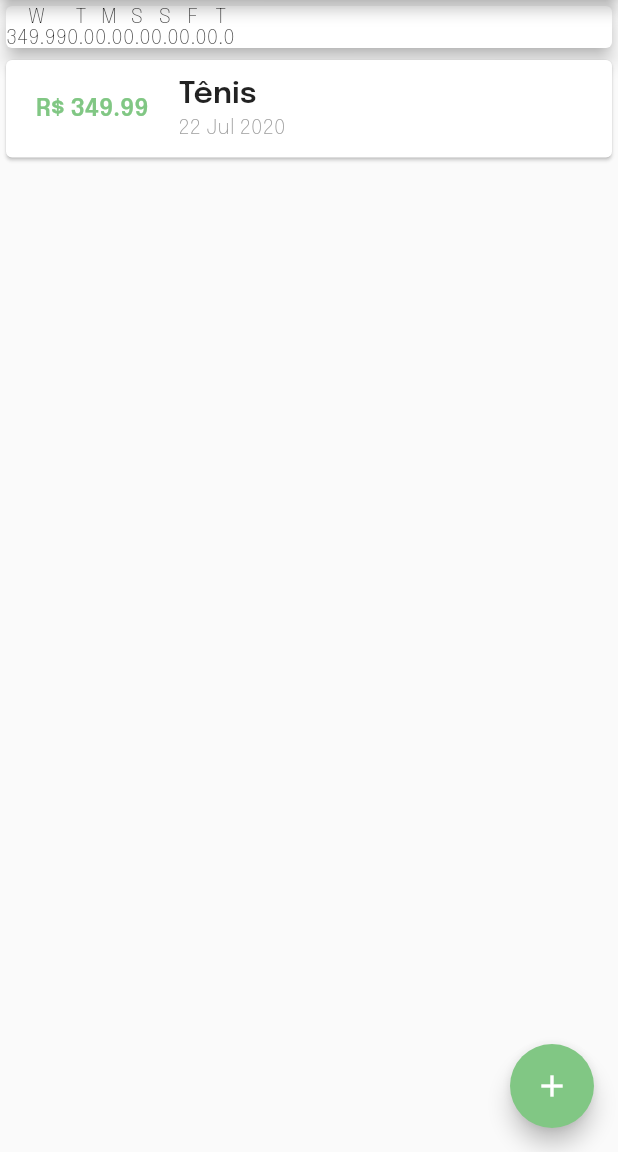
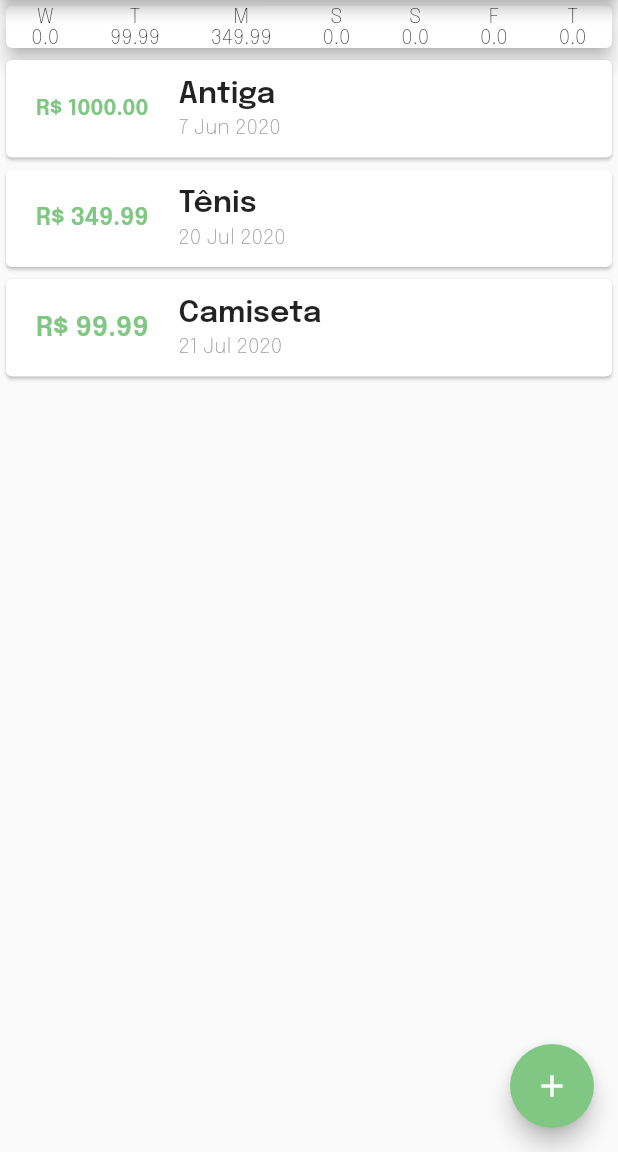
Before and after one commit to kiszewski/ExpensesApp, a Flutter app: the screen it shows after launch, on a phone screen of 412 x 824 dp, the part 84-1236 px from its top. Run offline on Flutter 3.47's test engine with Material 2 defaults, Android fonts, the phone set to English and light mode, and no system bars.

Commit message:
criado getter de transações recentes + testes

```diff
--- a/lib/components/chart.dart
+++ b/lib/components/chart.dart
@@ -12,16 +12,19 @@ class Chart extends StatelessWidget {
       final weekDay = DateTime.now().subtract(Duration(days: index));
 
       double totalSpent = 0.0;
-      if(recentTransactions.length != 0) {
-      recentTransactions.forEach((tr) {
-        bool sameDay = DateFormat.d().format(weekDay) == DateFormat.d().format(tr.date);
-        bool sameMonth = DateFormat.m().format(weekDay) == DateFormat.m().format(tr.date);
-        bool sameYear = DateFormat.y().format(weekDay) == DateFormat.y().format(tr.date);
+      if (recentTransactions.length != 0) {
+        recentTransactions.forEach((tr) {
+          bool sameDay =
+              DateFormat.d().format(weekDay) == DateFormat.d().format(tr.date);
+          bool sameMonth =
+              DateFormat.M().format(weekDay) == DateFormat.M().format(tr.date);
+          bool sameYear =
+              DateFormat.y().format(weekDay) == DateFormat.y().format(tr.date);
 
-        if(sameDay && sameMonth && sameYear) {
-          totalSpent = totalSpent + tr.value;
-        }
-      });
+          if (sameDay && sameMonth && sameYear) {
+            totalSpent = totalSpent + tr.value;
+          }
+        });
       }
 
       return {
@@ -36,6 +39,7 @@ class Chart extends StatelessWidget {
     return Card(
         elevation: 5,
         child: Row(
+          mainAxisAlignment: MainAxisAlignment.spaceAround,
           children: groupedTransactions.map((tr) {
             return Column(
               children: <Widget>[
--- a/lib/main.dart
+++ b/lib/main.dart
@@ -36,11 +36,29 @@ class _MyHomePageState extends State<MyHomePage> {
   final List<Transaction> _transactions = [
     Transaction(
       id: 1,
+      name: 'Antiga',
+      value: 1000,
+      date: DateTime.now().subtract(Duration(days: 45)),
+    ),
+    Transaction(
+      id: 2,
       name: 'Tênis',
       value: 349.99,
-      date: DateTime.now(),
+      date: DateTime.now().subtract(Duration(days: 2)),
+    ),
+    Transaction(
+      id: 3,
+      name: 'Camiseta',
+      value: 99.99,
+      date: DateTime.now().subtract(Duration(days: 1)),
     ),
   ];
+
+  List<Transaction> get _recentTransactions {
+    return _transactions.where((tr) {
+      return tr.date.isAfter(DateTime.now().subtract(Duration(days: 7)));
+    }).toList();
+  }
 
   _showTransactionModal(BuildContext context) {
     showModalBottomSheet(
@@ -77,7 +95,7 @@ class _MyHomePageState extends State<MyHomePage> {
           crossAxisAlignment: CrossAxisAlignment.stretch,
           mainAxisAlignment: MainAxisAlignment.start,
           children: <Widget>[
-            Chart(recentTransactions: _transactions),
+            Chart(recentTransactions: _recentTransactions),
             TransactionList(_transactions),
           ],
         ),
```
